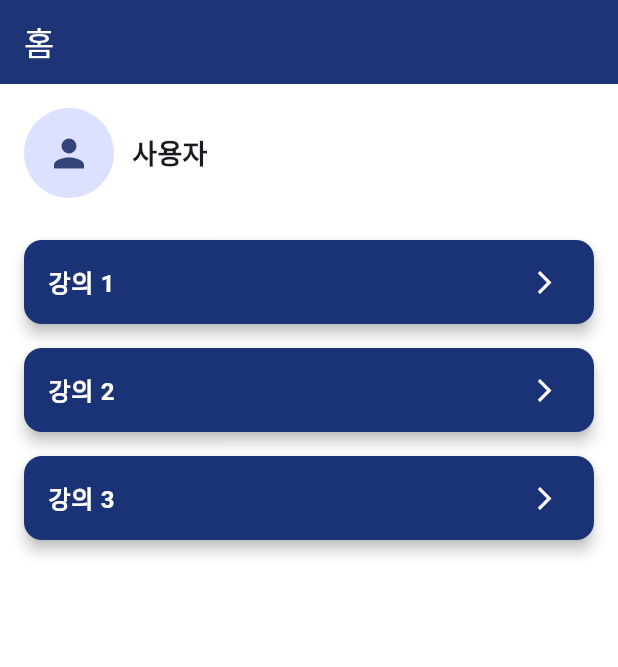
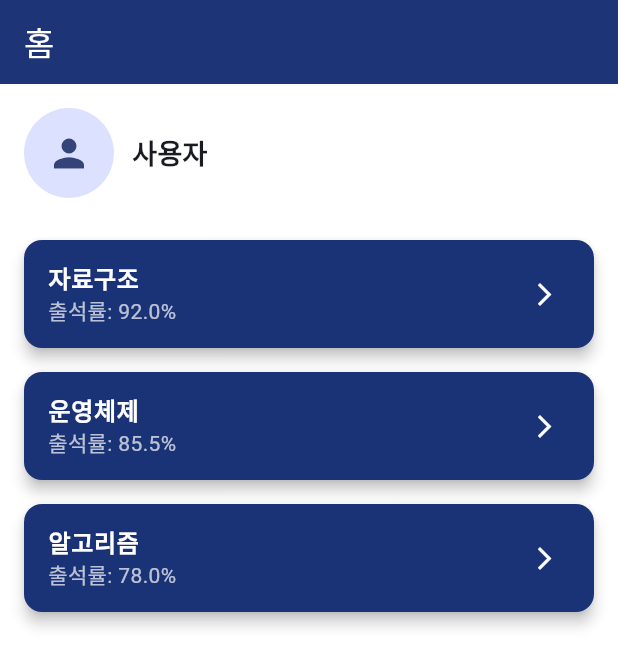
Before and after one commit to dkrmddkrmd/Capstone, a Flutter app: the HomePage screen opened by its route, on a phone screen of 412 x 824 dp. Shown: the top 667 px of the screen. Run offline on Flutter 3.47's test engine with Material 3 defaults, Android fonts, the phone set to English and light mode, and no system bars.

Commit message:
백엔드 연결 전 강의페이지 수정

```diff
--- /dev/null
+++ b/lib/models/lecture.dart
@@ -0,0 +1,15 @@
+class Lecture {
+  final String id;
+  final String name;
+  final double attendanceRate;
+
+  Lecture({required this.id, required this.name, required this.attendanceRate});
+
+  factory Lecture.fromJson(Map<String, dynamic> json) {
+    return Lecture(
+      id: json['id'],
+      name: json['name'],
+      attendanceRate: json['attendanceRate'].toDouble(),
+    );
+  }
+}
--- a/lib/screens/home_page.dart
+++ b/lib/screens/home_page.dart
@@ -1,12 +1,19 @@
 import 'package:flutter/material.dart';
+import '../models/lecture.dart';
 
 class HomePage extends StatelessWidget {
-  const HomePage({super.key});
+  const HomePage({super.key}); // const 제거
 
   static const Color smBlue = Color(0xFF1A3276); // 상명대 남색
 
   @override
   Widget build(BuildContext context) {
+    final List<Lecture> dummyLectures = [
+      Lecture(id: '1', name: '자료구조', attendanceRate: 92.0),
+      Lecture(id: '2', name: '운영체제', attendanceRate: 85.5),
+      Lecture(id: '3', name: '알고리즘', attendanceRate: 78.0),
+    ];
+
     return Scaffold(
       appBar: AppBar(
         title: const Text('홈'),
@@ -43,12 +50,12 @@ class HomePage extends StatelessWidget {
 
             // 강의 리스트
             Expanded(
-              child: ListView(
-                children: const [
-                  LectureTile(title: '강의 1'),
-                  LectureTile(title: '강의 2'),
-                  LectureTile(title: '강의 3'),
-                ],
+              child: ListView.builder(
+                itemCount: dummyLectures.length,
+                itemBuilder: (context, index) {
+                  final lecture = dummyLectures[index];
+                  return LectureTile(lecture: lecture);
+                },
               ),
             ),
           ],
@@ -60,8 +67,8 @@ class HomePage extends StatelessWidget {
 
 // 🔹 강의 타일
 class LectureTile extends StatelessWidget {
-  final String title;
-  const LectureTile({required this.title, super.key});
+  final Lecture lecture;
+  const LectureTile({required this.lecture, super.key});
 
   static const Color sangmyungBlue = HomePage.smBlue;
 
@@ -74,11 +81,15 @@ class LectureTile extends StatelessWidget {
       margin: const EdgeInsets.symmetric(vertical: 8),
       child: ListTile(
         title: Text(
-          title,
+          lecture.name,
           style: const TextStyle(
             color: Colors.white,
             fontWeight: FontWeight.bold,
           ),
+        ),
+        subtitle: Text(
+          '출석률: ${lecture.attendanceRate.toStringAsFixed(1)}%',
+          style: const TextStyle(color: Colors.white70),
         ),
         trailing: const Icon(
           Icons.arrow_forward_ios,
@@ -86,7 +97,7 @@ class LectureTile extends StatelessWidget {
           size: 18,
         ),
         onTap: () {
-          Navigator.pushNamed(context, '/lecturedetail');
+          Navigator.pushNamed(context, '/lecturedetail', arguments: lecture);
         },
       ),
     );
```
Also changed, not shown: lib/screens/lecture_detail_page.dart (+65 -30 lines).
